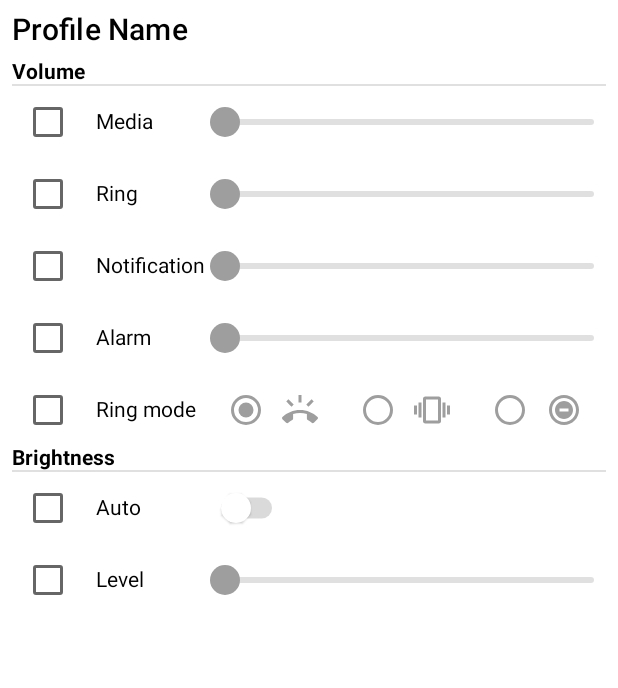
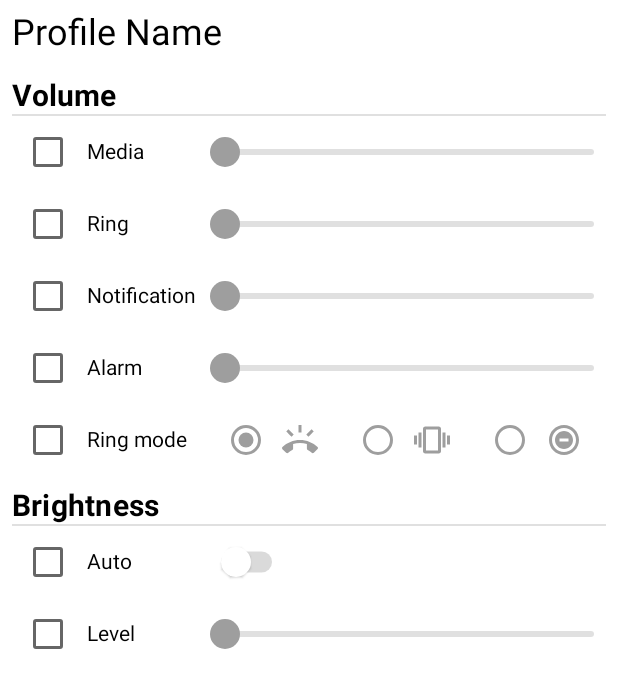
Before and after one commit to giste/Profiles, an Android app built with Jetpack Compose: the @Preview function ProfilePreview, on a phone screen of 412 x 824 dp. Shown: the top 688 px of the screen. Run offline under Robolectric (Android 15) with nearby library versions, the phone set to English and light mode, and no system bars; libraries missing offline, so code that uses them is left out: com.ramcosta.composedestinations.

Commit message:
Correct errors and adjust profile screen.

```diff
--- a/app/src/main/java/org/giste/profiles/ui/ProfileScreen.kt
+++ b/app/src/main/java/org/giste/profiles/ui/ProfileScreen.kt
@@ -174,17 +174,20 @@ private fun ProfileName(
     Row(verticalAlignment = Alignment.CenterVertically) {
         Text(
             text = name,
-            style = MaterialTheme.typography.h6
+            style = MaterialTheme.typography.h5
         )
     }
 }
 
 @Composable
 private fun Category(category: String) {
-    Row {
+    Row(
+        modifier = Modifier.padding(top = 8.dp )
+    ) {
         Text(
             text = category,
-            fontWeight = FontWeight.Bold
+            fontWeight = FontWeight.Bold,
+            style = MaterialTheme.typography.h6
         )
     }
     Row {
@@ -207,7 +210,7 @@ fun Preference(
         ) {
             Row(verticalAlignment = Alignment.CenterVertically) {
                 Checkbox(checked = override, onCheckedChange = { onOverrideClick(it) })
-                Spacer(modifier = Modifier.width(8.dp))
+                Spacer(modifier = Modifier.width(2.dp))
                 Text(text = label)
                 Spacer(modifier = Modifier.width(16.dp))
             }
```
Also changed, not shown: 1 other file.
